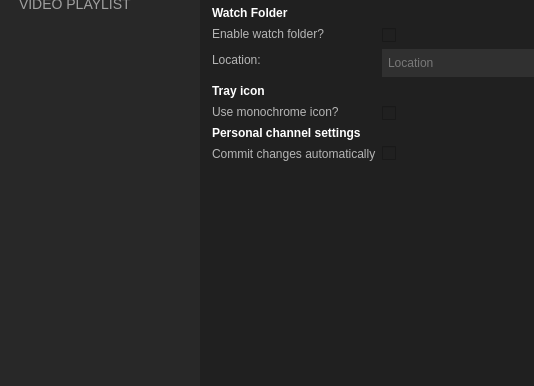
This is TriblerGUI/qt_resources/mainwindow.ui in Tribler/tribler as Qt 5 draws it before an edit; both pictures show x 0 to 534 and y 391 to 777 of the 875 by 777 pixel window. The edited form follows.
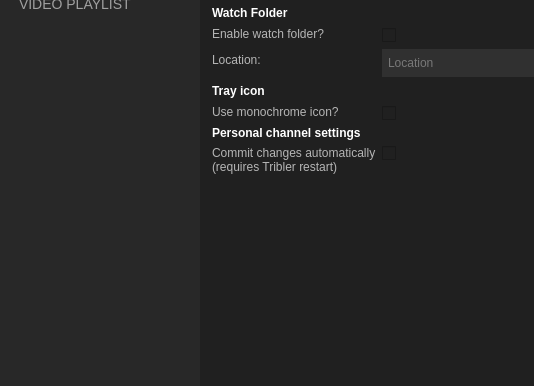
This is the edited form. Icons and pictures are not drawn. Custom widgets are drawn as their Qt base class.

```diff
--- a/TriblerGUI/qt_resources/mainwindow.ui
+++ b/TriblerGUI/qt_resources/mainwindow.ui
@@ -4527,7 +4527,8 @@
                   <item row="14" column="0">
                    <widget class="QLabel" name="label_43">
                     <property name="text">
-                     <string>Commit changes automatically</string>
+                     <string>Commit changes automatically
+(requires Tribler restart)</string>
                     </property>
                    </widget>
                   </item>
```
